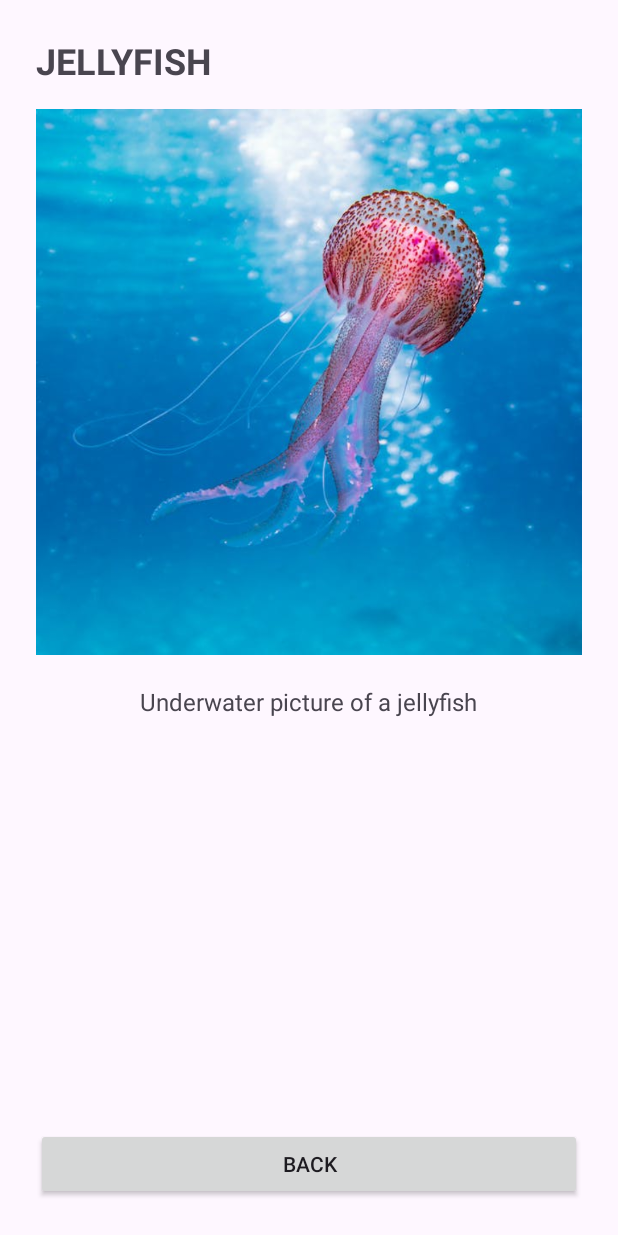
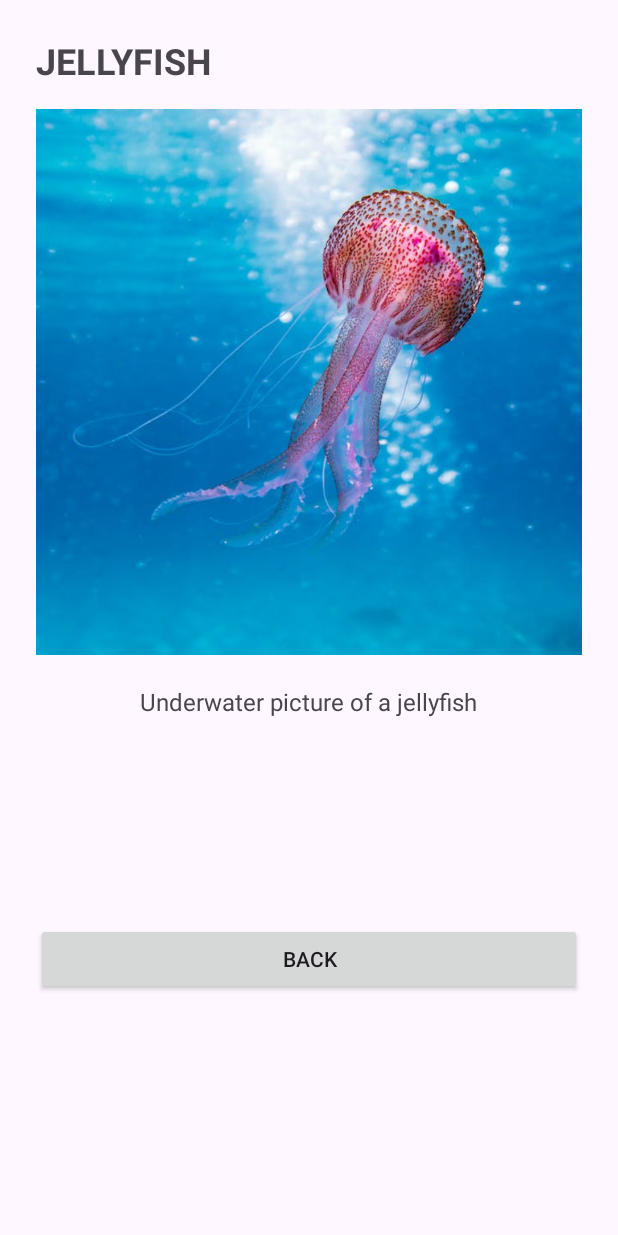
Before and after one commit to Lasha-Ilashvili/SearchApp_HW11, an Android app: the screen it shows after launch (MainActivity), after a tap on an icon or button, on a phone screen of 412 x 824 dp. Run offline under Robolectric (Android 15) with nearby library versions, the phone set to English and light mode, and no system bars.

Commit message:
Completed the app

```diff
--- a/app/src/main/res/layout/fragment_animal_page.xml
+++ b/app/src/main/res/layout/fragment_animal_page.xml
@@ -43,7 +43,7 @@
             android:id="@+id/btnBack"
             android:layout_width="match_parent"
             android:layout_height="wrap_content"
-            android:layout_gravity="bottom"
+            android:layout_gravity="center_vertical"
             android:text="back" />
 
     </FrameLayout>
```
